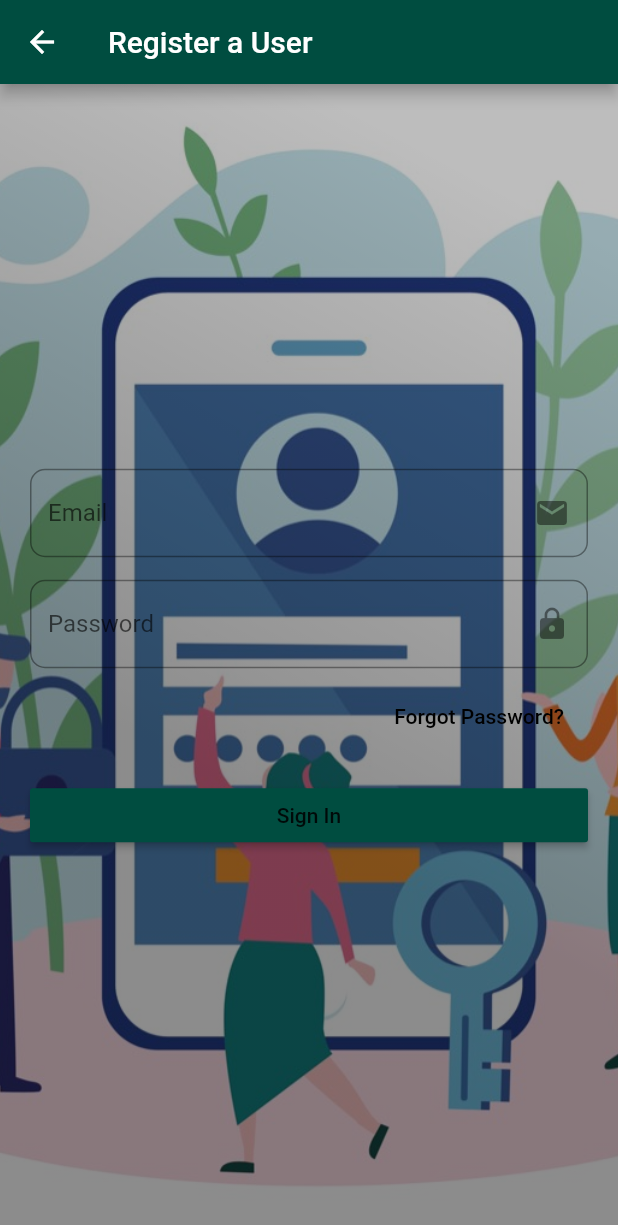
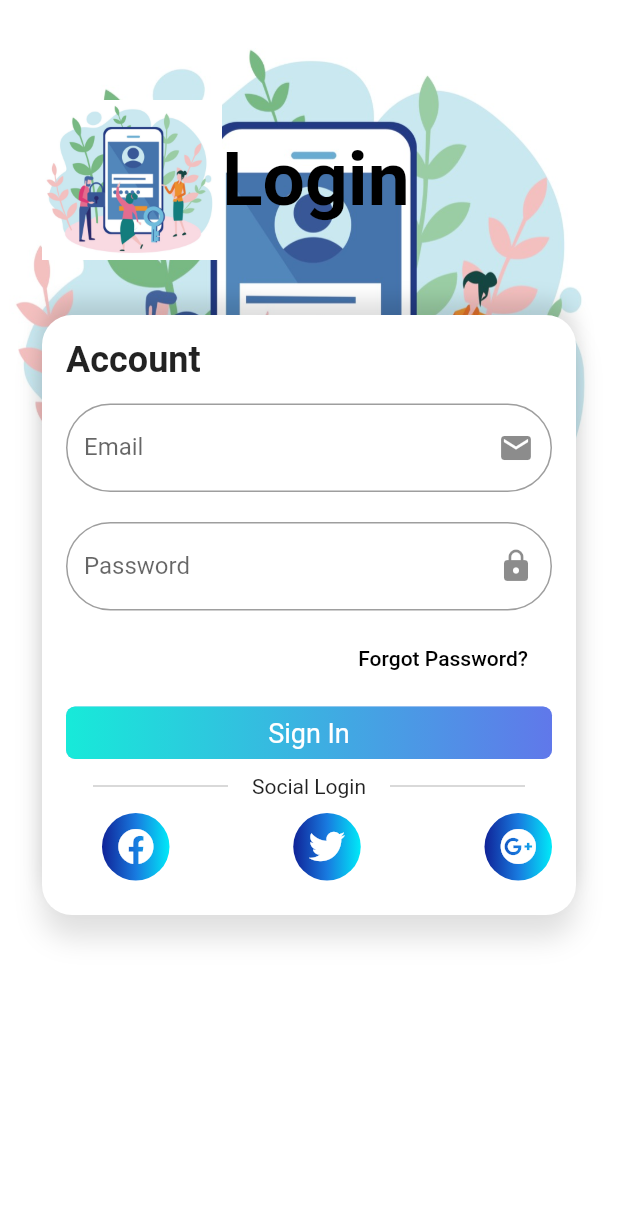
Before and after one commit to albertdugba/voice-call-app, a Flutter app: the screen it shows after launch, after a tap on "Create An Account!", on a phone screen of 412 x 824 dp. Shown: the top 1225 px of the screen. Run offline on Flutter 3.47's test engine with Material 2 defaults, Android fonts, the light colour scheme and no system bars; our stand-ins replace firebase_auth, font_awesome_flutter; accounts and stored records are empty.

Commit message:
added the ui login screen

```diff
--- a/lib/screen/login_screen.dart
+++ b/lib/screen/login_screen.dart
@@ -1,5 +1,6 @@
 import 'package:flutter/material.dart';
-import 'package:hello/auth/auth_service.dart';
+import 'package:hello/widgets/custom_icon.dart';
+import 'package:hello/widgets/social_login.dart';
 
 class LoginScreen extends StatefulWidget {
   @override
@@ -7,103 +8,189 @@ class LoginScreen extends StatefulWidget {
 }
 
 class _LoginScreenState extends State<LoginScreen> {
-  AuthProvider authProvider = AuthProvider();
-  final _formKey = GlobalKey<FormState>();
-  final _emailController = TextEditingController();
-  final _passwordController = TextEditingController();
-
-  void _saveForm() {
-    if (_formKey.currentState.validate()) {
-      print(_emailController.text);
-      print(_passwordController.text);
-    }
-  }
-
+  Widget _horizontalLine() => Padding(
+        padding: const EdgeInsets.symmetric(
+          horizontal: 16.0,
+        ),
+        child: Container(
+          width: 90.0,
+          height: 1.0,
+          color: Colors.black26.withOpacity(.2),
+        ),
+      );
   @override
   Widget build(BuildContext context) {
     return Scaffold(
-      appBar: AppBar(
-        title: Text('Register a User'),
+      resizeToAvoidBottomPadding: true,
+      backgroundColor: Colors.white,
+      body: Stack(
+        fit: StackFit.expand,
+        children: <Widget>[
+          Column(
+            crossAxisAlignment: CrossAxisAlignment.center,
+            children: <Widget>[
+              Padding(
+                padding: EdgeInsets.only(top: 20.0),
+                child: Image.asset('assets/login.jpeg'),
               ),
-      body: Container(
+              Expanded(child: Container()),
+              // Image.asset('assets/bg.jpeg')
+            ],
+          ),
+          SingleChildScrollView(
+            child: Padding(
+              padding: EdgeInsets.only(left: 28, right: 28, top: 60),
+              child: Column(
+                children: <Widget>[
+                  Row(
+                    children: <Widget>[
+                      Image.asset(
+                        'assets/login.jpeg',
+                        height: 120.0,
+                        width: 120.0,
+                      ),
+                      Text(
+                        'Login',
+                        style: TextStyle(
+                            color: Colors.black,
+                            fontSize: 50.0,
+                            fontWeight: FontWeight.bold),
+                      )
+                    ],
+                  ),
+                  SizedBox(height: 30),
+                  Container(
+                    width: double.infinity,
+                    height: 400.0,
                     decoration: BoxDecoration(
-            image: DecorationImage(
-                image: AssetImage('assets/login.jpeg'), fit: BoxFit.cover)),
-        child: Stack(
+                        color: Colors.white,
+                        borderRadius: BorderRadius.circular(20),
+                        boxShadow: [
+                          BoxShadow(
+                            blurRadius: 15,
+                            color: Colors.black12,
+                            offset: Offset(0.0, 15.0),
+                          ),
+                          BoxShadow(
+                            blurRadius: 10,
+                            color: Colors.black12,
+                            offset: Offset(0.0, -10.0),
+                          ),
+                        ]),
+                    child: Padding(
+                      padding: EdgeInsets.only(left: 16, right: 16, top: 16),
+                      child: Column(
+                        crossAxisAlignment: CrossAxisAlignment.start,
                         children: <Widget>[
-            Container(
-              decoration: BoxDecoration(
-                  gradient: LinearGradient(
-                      begin: Alignment.centerLeft,
-                      end: Alignment.topCenter,
-                      colors: [
-                    Colors.black45,
-                    Colors.black26,
-                  ])),
-              child: Padding(
-                padding: const EdgeInsets.all(20.0),
-                child: Form(
-                  key: _formKey,
-                  child: Column(
-                    mainAxisAlignment: MainAxisAlignment.center,
-                    crossAxisAlignment: CrossAxisAlignment.stretch,
-                    children: <Widget>[
+                          Text(
+                            'Account',
+                            style: TextStyle(
+                                fontSize: 24.0, fontWeight: FontWeight.bold),
+                          ),
+                          SizedBox(height: 15.0),
                           TextFormField(
-                        controller: _emailController,
-                        validator: (value) => !value.contains('@')
-                            ? 'Please enter a valid email'
-                            : null,
                             decoration: InputDecoration(
                                 suffixIcon: Icon(Icons.email),
                                 border: OutlineInputBorder(
-                                borderRadius: BorderRadius.circular(10.0)),
-                            labelText: 'Email',
-                            hintText: 'Email is required'),
+                                    gapPadding: 50.0,
+                                    borderRadius: BorderRadius.circular(40.0)),
+                                hintText: '* Email is required',
+                                labelText: 'Email'),
                           ),
-                      SizedBox(height: 15.0),
+                          SizedBox(height: 20.0),
                           TextFormField(
-                        controller: _passwordController,
-                        validator: (value) => value.trim().length < 6
-                            ? 'Password is too weak'
-                            : null,
-                        obscureText: true,
                             decoration: InputDecoration(
                                 suffixIcon: Icon(Icons.https),
                                 border: OutlineInputBorder(
-                                borderRadius: BorderRadius.circular(10.0)),
-                            labelText: 'Password',
-                            hintText: 'Password is required'),
+                                    borderRadius: BorderRadius.circular(40.0)),
+                                hintText: '* Password is required',
+                                labelText: 'Password'),
                           ),
                           ButtonBar(
                             children: <Widget>[
                               FlatButton(
-                              onPressed: () {}, child: Text('Forgot Password?'))
+                                  onPressed: () {},
+                                  child: Text('Forgot Password?'))
+                            ],
+                          ),
+                          InkWell(
+                            onTap: () {},
+                            child: Container(
+                              height: 35.0,
+                              decoration: BoxDecoration(
+                                  borderRadius: BorderRadius.circular(6),
+                                  gradient: LinearGradient(colors: [
+                                    Color(0xFF17EAD9),
+                                    Color(0xFF6078EA)
+                                  ]),
+                                  boxShadow: [
+                                    BoxShadow(
+                                        color:
+                                            Color(0xFF6078e8).withOpacity(.4))
+                                  ]),
+                              child: InkWell(
+                                onTap: () {},
+                                child: Center(
+                                    child: Text(
+                                  'Sign In',
+                                  style: TextStyle(
+                                      color: Colors.white, fontSize: 18),
+                                )),
+                              ),
+                            ),
+                          ),
+                          SizedBox(height: 10.0),
+                          Row(
+                            mainAxisAlignment: MainAxisAlignment.center,
+                            children: <Widget>[
+                              _horizontalLine(),
+                              Text('Social Login'),
+                              _horizontalLine(),
                             ],
                           ),
                           SizedBox(height: 10.0),
-                      RaisedButton(
-                        color: Theme.of(context).primaryColor,
-                        onPressed: () {
-                          _emailController.clear();
-                          _passwordController.clear();
-                          _saveForm();
-                          authProvider.signInWithEmailAndPassword(
-                              _emailController.text, _passwordController.text);
-
-                          Scaffold.of(context).showSnackBar(SnackBar(
-                            content: Text('Signing in...'),
-                          ));
-                        },
-                        child: Text('Sign In'),
-                      )
+                          Row(
+                            mainAxisAlignment: MainAxisAlignment.spaceBetween,
+                            children: <Widget>[
+                              SocialLogin(
+                                colors: [
+                                  Color(0xFF102397),
+                                  Color(0xFF187adf),
+                                  Color(0xFF00eaf8),
+                                ],
+                                icon: CustomSocialIcon.facebook,
+                                onPressed: () {},
+                              ),
+                              SocialLogin(
+                                colors: [
+                                  Color(0xFF102397),
+                                  Color(0xFF187adf),
+                                  Color(0xFF00eaf8),
+                                ],
+                                icon: CustomSocialIcon.twitter,
+                                onPressed: () {},
+                              ),
+                              SocialLogin(
+                                colors: [
+                                  Color(0xFF102397),
+                                  Color(0xFF187adf),
+                                  Color(0xFF00eaf8),
+                                ],
+                                icon: CustomSocialIcon.googleplus,
+                                onPressed: () {},
+                              ),
                             ],
                           ),
+                        ],
                       ),
                     ),
                   ),
                 ],
               ),
             ),
+          )
+        ],
+      ),
     );
   }
 }
--- /dev/null
+++ b/lib/widgets/custom_icon.dart
@@ -0,0 +1,9 @@
+import 'package:flutter/material.dart';
+import 'package:font_awesome_flutter/font_awesome_flutter.dart';
+
+class CustomSocialIcon {
+  static const IconData twitter = FontAwesomeIcons.twitter;
+  static const IconData facebook = FontAwesomeIcons.facebook;
+  static const IconData googleplus = FontAwesomeIcons.googlePlus;
+  static const IconData linkedin = FontAwesomeIcons.linkedin;
+}
--- /dev/null
+++ b/lib/widgets/social_login.dart
@@ -0,0 +1,30 @@
+import 'package:flutter/material.dart';
+
+class SocialLogin extends StatelessWidget {
+  final List<Color> colors;
+  final IconData icon;
+  final VoidCallback onPressed;
+
+  SocialLogin({this.colors, this.icon, this.onPressed});
+  @override
+  Widget build(BuildContext context) {
+    return Padding(
+      padding: EdgeInsets.only(left: 24),
+      child: Container(
+        width: 45.0,
+        height: 45.0,
+        decoration: BoxDecoration(
+            shape: BoxShape.circle,
+            gradient: LinearGradient(
+              colors: colors,
+              tileMode: TileMode.clamp,
+            )),
+        child: RawMaterialButton(
+          shape: CircleBorder(),
+          onPressed: onPressed,
+          child: Icon(icon, color: Colors.white),
+        ),
+      ),
+    );
+  }
+}
--- a/pubspec.yaml
+++ b/pubspec.yaml
@@ -16,6 +16,7 @@ dependencies:
   firebase_auth: ^0.14.0+5
   cupertino_icons: ^0.1.2
   google_sign_in: ^4.1.1
+  font_awesome_flutter: ^8.5.0
 
 dev_dependencies:
   flutter_test:
```
Also changed, not shown: assets/renegades.png (added), pubspec.lock. Lines whose indentation alone changed are shown as unchanged.
